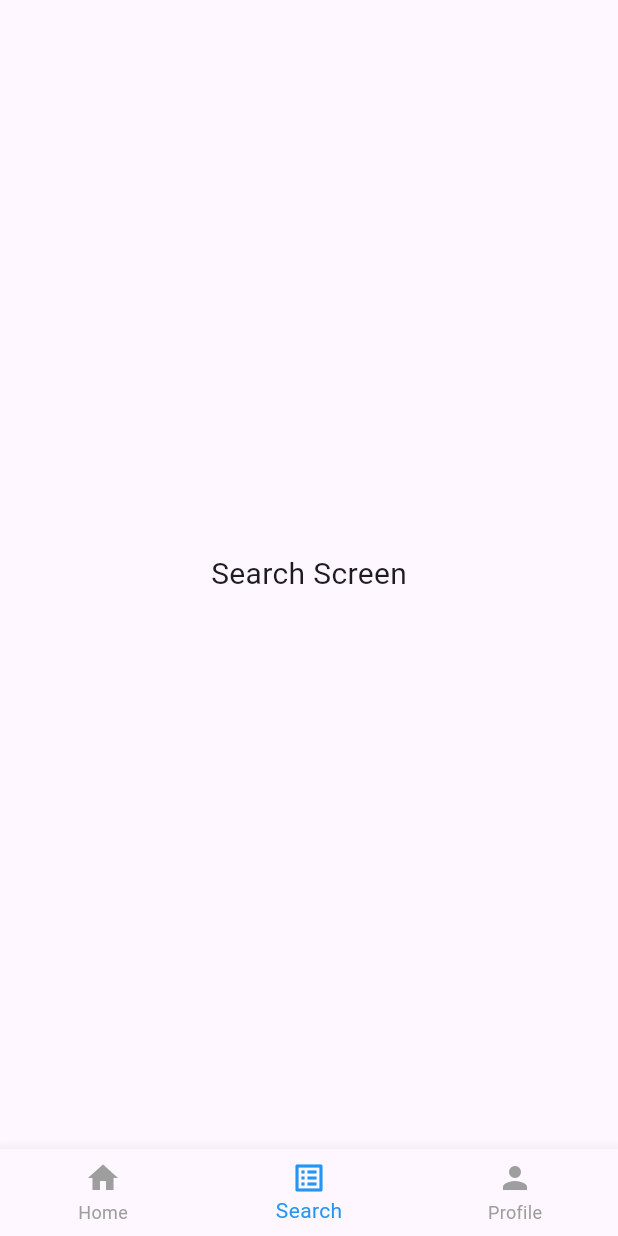
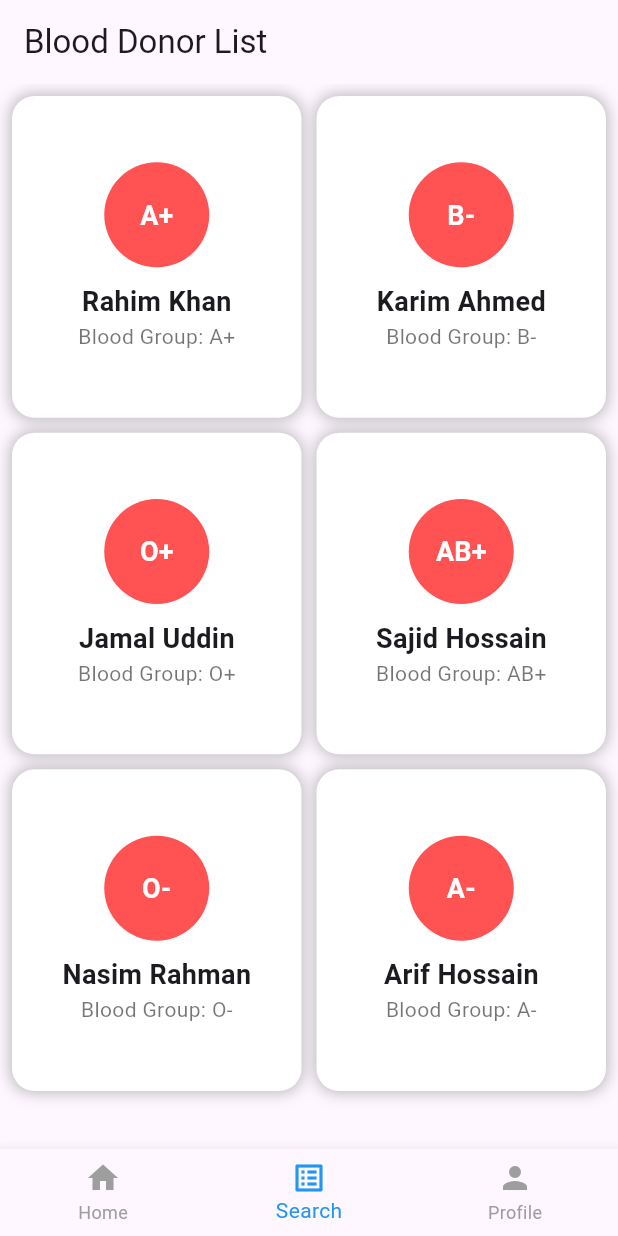
Before and after one commit to sifat5256/class_2_team_work, a Flutter app: the screen it shows after launch, item 2 of the bottom bar chosen, on a phone screen of 412 x 824 dp. Run offline on Flutter 3.47's test engine with Material 3 defaults, Android fonts, the phone set to English and light mode, and no system bars.

Commit message:
add_bottom_nav_bar,donor list,donor details

```diff
--- a/lib/bottom_na_bar.dart
+++ b/lib/bottom_na_bar.dart
@@ -1,5 +1,6 @@
 import 'package:flutter/material.dart';
 
+import 'donor_list.dart';
 import 'home_screen.dart';
 
 
@@ -14,9 +15,9 @@ class _BottomNavBarScreenState extends State<BottomNavBarScreen> {
   // List of pages
   final List<Widget> _pages = [
     HomeScreen(),
+    BloodDonorListScreen(),
 
     Center(child: Text('Search Screen', style: TextStyle(fontSize: 20))),
-    Center(child: Text('Profile Screen', style: TextStyle(fontSize: 20))),
   ];
 
   void _onItemTapped(int index) {
--- /dev/null
+++ b/lib/donor_list.dart
@@ -0,0 +1,97 @@
+import 'package:flutter/material.dart';
+import 'donor_details.dart';
+
+class BloodDonorListScreen extends StatelessWidget {
+  final List<Map<String, String>> donors = [
+    {'name': 'Rahim Khan', 'bloodGroup': 'A+', 'mobile': '01711111111', 'address': 'Dhaka'},
+    {'name': 'Karim Ahmed', 'bloodGroup': 'B-', 'mobile': '01822222222', 'address': 'Chittagong'},
+    {'name': 'Jamal Uddin', 'bloodGroup': 'O+', 'mobile': '01933333333', 'address': 'Sylhet'},
+    {'name': 'Sajid Hossain', 'bloodGroup': 'AB+', 'mobile': '01644444444', 'address': 'Khulna'},
+    {'name': 'Nasim Rahman', 'bloodGroup': 'O-', 'mobile': '01555555555', 'address': 'Barisal'},
+    {'name': 'Arif Hossain', 'bloodGroup': 'A-', 'mobile': '01466666666', 'address': 'Rajshahi'},
+  ];
+
+  @override
+  Widget build(BuildContext context) {
+    return Scaffold(
+      appBar: AppBar(title: Text('Blood Donor List')),
+      body: Padding(
+        padding: const EdgeInsets.all(8.0),
+        child: GridView.builder(
+          gridDelegate: SliverGridDelegateWithFixedCrossAxisCount(
+            crossAxisCount: 2, // 2 items per row
+            crossAxisSpacing: 10,
+            mainAxisSpacing: 10,
+            childAspectRatio: 0.9,
+          ),
+          itemCount: donors.length,
+          itemBuilder: (context, index) {
+            return DonorCard(donor: donors[index]);
+          },
+        ),
+      ),
+    );
+  }
+}
+
+class DonorCard extends StatefulWidget {
+  final Map<String, String> donor;
+  DonorCard({required this.donor});
+
+  @override
+  _DonorCardState createState() => _DonorCardState();
+}
+
+class _DonorCardState extends State<DonorCard> {
+  bool _isHovered = false;
+
+  @override
+  Widget build(BuildContext context) {
+    return GestureDetector(
+      onTap: () {
+        Navigator.push(
+          context,
+          MaterialPageRoute(
+            builder: (context) => DonorDetailsScreen(donor: widget.donor),
+          ),
+        );
+      },
+      onTapDown: (_) => setState(() => _isHovered = true),
+      onTapUp: (_) => setState(() => _isHovered = false),
+      onTapCancel: () => setState(() => _isHovered = false),
+      child: AnimatedContainer(
+        duration: Duration(milliseconds: 300),
+        decoration: BoxDecoration(
+          color: _isHovered ? Colors.red[200] : Colors.white,
+          borderRadius: BorderRadius.circular(15),
+          boxShadow: [
+            BoxShadow(
+              color: Colors.black26,
+              blurRadius: _isHovered ? 15 : 8,
+              spreadRadius: _isHovered ? 3 : 1,
+            )
+          ],
+        ),
+        child: Column(
+          mainAxisAlignment: MainAxisAlignment.center,
+          children: [
+            Hero(
+              tag: widget.donor['name']!,
+              child: CircleAvatar(
+                backgroundColor: Colors.redAccent,
+                radius: 35,
+                child: Text(
+                  widget.donor['bloodGroup']!,
+                  style: TextStyle(color: Colors.white, fontSize: 18, fontWeight: FontWeight.bold),
+                ),
+              ),
+            ),
+            SizedBox(height: 10),
+            Text(widget.donor['name']!, style: TextStyle(fontSize: 18, fontWeight: FontWeight.bold)),
+            Text('Blood Group: ${widget.donor['bloodGroup']}', style: TextStyle(color: Colors.black54)),
+          ],
+        ),
+      ),
+    );
+  }
+}
--- a/lib/main.dart
+++ b/lib/main.dart
@@ -1,6 +1,7 @@
 import 'package:flutter/material.dart';
 
 import 'bottom_na_bar.dart';
+import 'donor_list.dart';
 
 void main() {
   runApp(const MyApp());
```
Also changed, not shown: lib/donor_details.dart (added, +54 -0 lines).
